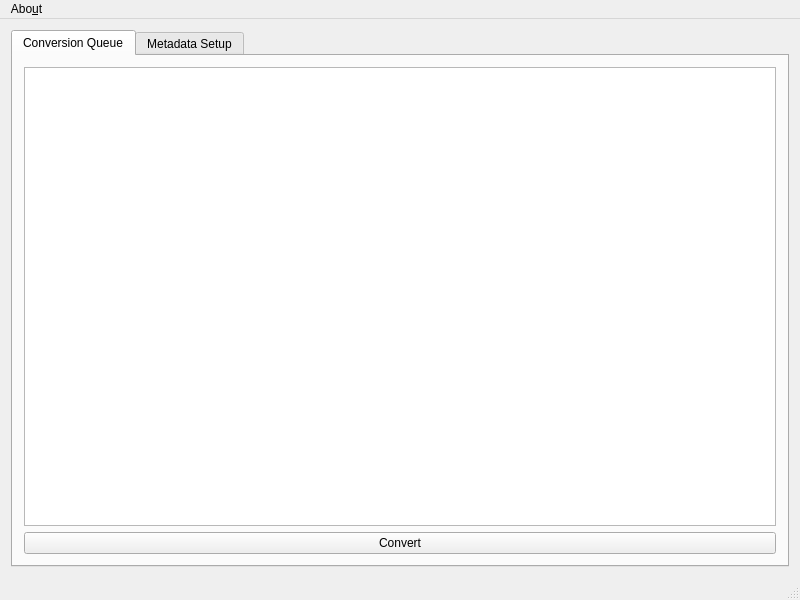
Qt form mainwindow.ui (justasmalinauskas/VideoAndMetaMaker) before a commit.
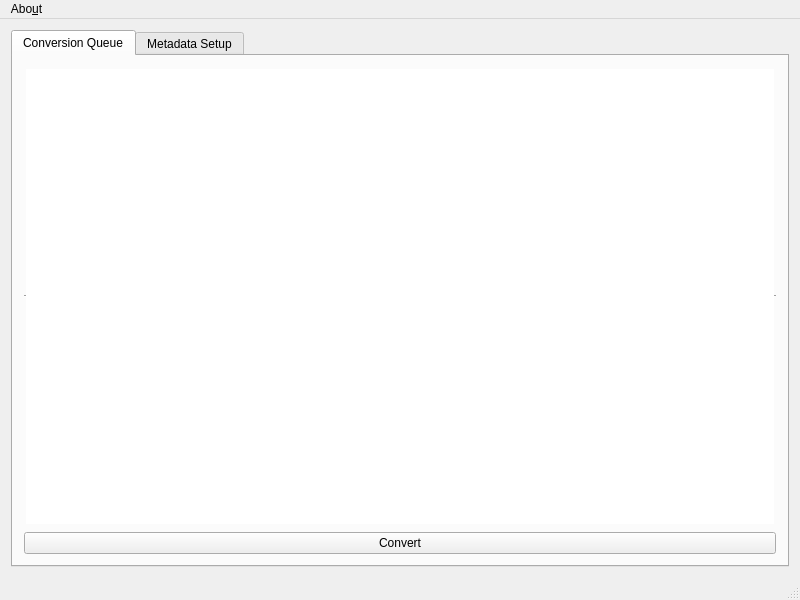
The same form after that commit. The open tabs and pages were chosen to show the change.

Patch:
```diff
--- a/mainwindow.ui
+++ b/mainwindow.ui
@@ -41,7 +41,23 @@
        </attribute>
        <layout class="QVBoxLayout" name="verticalLayout_2">
         <item>
-         <widget class="QTableView" name="ConversionList"/>
+         <widget class="QTableWidget" name="ConversionList">
+          <property name="frameShape">
+           <enum>QFrame::HLine</enum>
+          </property>
+          <property name="showGrid">
+           <bool>false</bool>
+          </property>
+          <property name="gridStyle">
+           <enum>Qt::NoPen</enum>
+          </property>
+          <property name="sortingEnabled">
+           <bool>false</bool>
+          </property>
+          <attribute name="verticalHeaderCascadingSectionResizes">
+           <bool>false</bool>
+          </attribute>
+         </widget>
         </item>
         <item>
          <widget class="QPushButton" name="ConvertButton">
```
Left out of the diff: 6 changed lines with no effect on the pictures.
